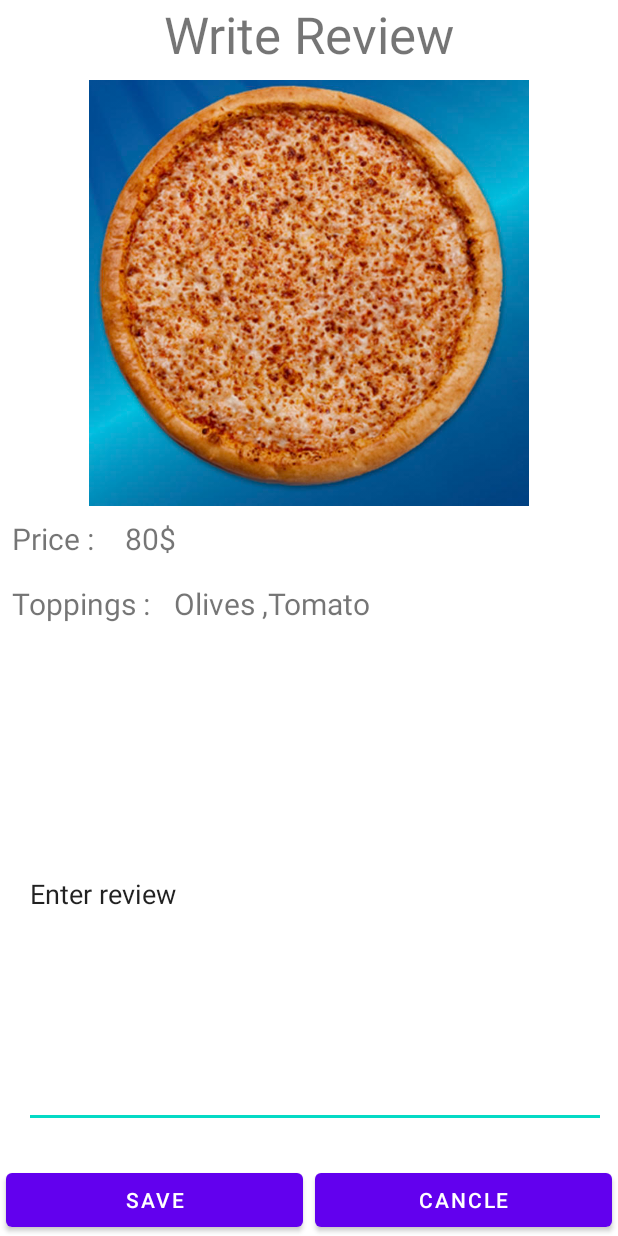
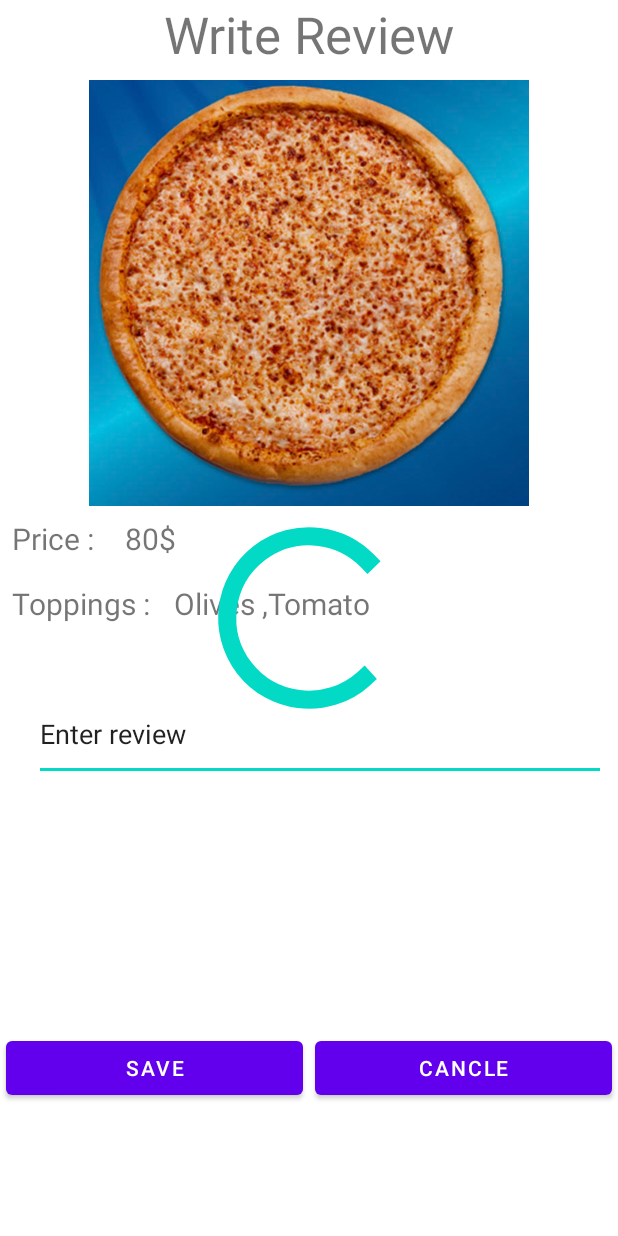
Before and after one commit to ohad585/My-Pizza, an Android app: the layout write_review.xml on its own in the app's theme, with its tools: preview values and no code run, on a phone screen of 412 x 824 dp. Run offline under Robolectric (Android 15) with nearby library versions, the phone set to English and light mode, and no system bars.

Commit message:
write review page

```diff
--- a/app/src/main/res/layout/write_review.xml
+++ b/app/src/main/res/layout/write_review.xml
@@ -11,6 +11,7 @@
         android:layout_height="wrap_content"
         android:layout_marginStart="4dp"
         android:layout_marginEnd="4dp"
+        android:layout_marginBottom="88dp"
         android:text="Save"
         app:layout_constraintBottom_toBottomOf="parent"
         app:layout_constraintEnd_toStartOf="@+id/write_review_cncl_btn"
@@ -24,10 +25,11 @@
         android:layout_marginStart="4dp"
         android:layout_marginEnd="4dp"
         android:text="Cancle"
-        app:layout_constraintBottom_toBottomOf="parent"
+        app:layout_constraintBottom_toBottomOf="@+id/write_review_save_btn"
         app:layout_constraintEnd_toEndOf="parent"
         app:layout_constraintHorizontal_bias="0.5"
-        app:layout_constraintStart_toEndOf="@+id/write_review_save_btn" />
+        app:layout_constraintStart_toEndOf="@+id/write_review_save_btn"
+        app:layout_constraintTop_toTopOf="@+id/write_review_save_btn" />
 
     <TextView
         android:id="@+id/write_review_main_tv"
@@ -99,17 +101,28 @@
 
     <EditText
         android:id="@+id/write_review_et"
-        android:layout_width="0dp"
-        android:layout_height="0dp"
+        android:layout_width="381dp"
+        android:layout_height="62dp"
         android:layout_marginStart="16dp"
-        android:layout_marginTop="24dp"
+        android:layout_marginTop="8dp"
         android:layout_marginEnd="8dp"
-        android:layout_marginBottom="24dp"
         android:ems="10"
         android:inputType="textPersonName"
         android:text="Enter review"
-        app:layout_constraintBottom_toTopOf="@+id/write_review_cncl_btn"
+        app:layout_constraintBottom_toTopOf="@+id/write_review_save_btn"
+        app:layout_constraintEnd_toEndOf="parent"
+        app:layout_constraintHorizontal_bias="1.0"
+        app:layout_constraintStart_toStartOf="parent"
+        app:layout_constraintTop_toBottomOf="@+id/write_review_actual_tops_tv"
+        app:layout_constraintVertical_bias="0.172" />
+
+    <ProgressBar
+        android:id="@+id/write_review_progBar"
+        style="?android:attr/progressBarStyle"
+        android:layout_width="151dp"
+        android:layout_height="145dp"
+        app:layout_constraintBottom_toBottomOf="parent"
         app:layout_constraintEnd_toEndOf="parent"
         app:layout_constraintStart_toStartOf="parent"
-        app:layout_constraintTop_toBottomOf="@+id/write_review_actual_tops_tv" />
+        app:layout_constraintTop_toTopOf="parent" />
 </androidx.constraintlayout.widget.ConstraintLayout>
```
Also changed, not shown: app/src/main/java/com/example/mypizza/Model/Model.java (+9 -0 lines), app/src/main/java/com/example/mypizza/Model/ModelFirebase.java (+11 -0 lines), app/src/main/java/com/example/mypizza/Model/Review.java (added, +67 -0 lines), app/src/main/java/com/example/mypizza/pizza_details_fragment.java (+13 -0 lines), app/src/main/java/com/example/mypizza/write_review_fragment.java (+88 -1 lines), app/src/main/res/layout/pizza_details.xml (+4 -5 lines), app/src/main/res/navigation/nav_grah.xml (+8 -1 lines).
